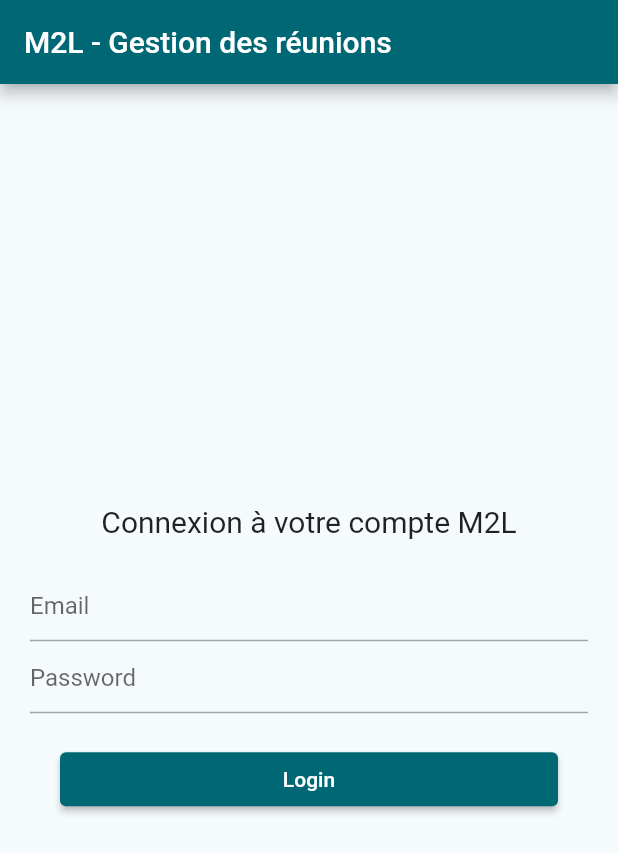
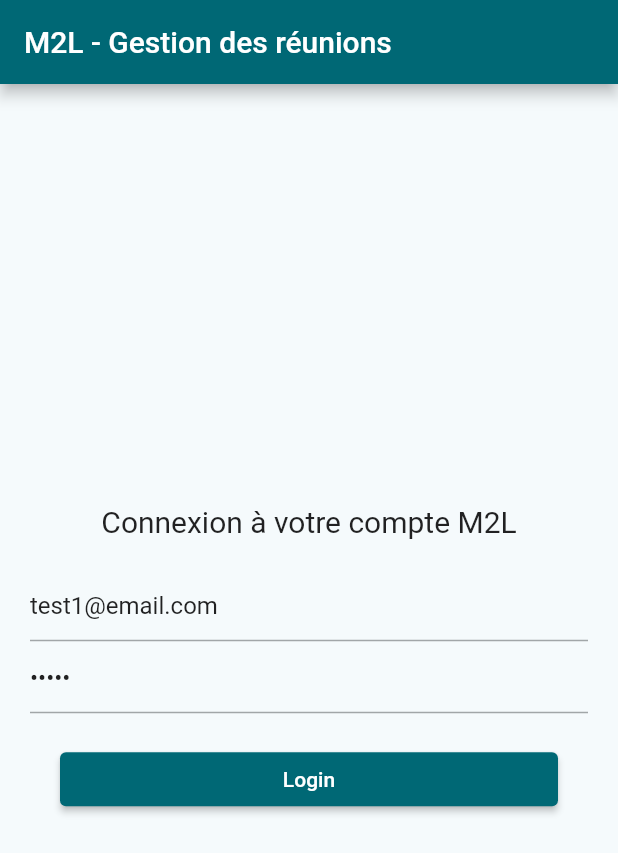
Before and after one commit to BSevault/PPE_M2L_mobile, a Flutter app: the screen it shows after launch, on a phone screen of 412 x 824 dp. Shown: the top 853 px of the screen. Run offline on Flutter 3.47's test engine with Material 2 defaults, Android fonts, the phone set to English and light mode, and no system bars; our stand-ins replace badges.

Commit message:
covid test fonctionnel, à pimp + prefilled login for testing, remove in form login later

```diff
--- a/lib/page/partiHistory.dart
+++ b/lib/page/partiHistory.dart
@@ -6,7 +6,8 @@ import 'package:mobile/widget/card_parti_covid.dart';
 
 // ignore: must_be_immutable
 class PartiHistory extends StatefulWidget {
-  const PartiHistory({Key? key}) : super(key: key);
+  PartiHistory({Key? key, this.user}) : super(key: key);
+  Map? user;
 
   @override
   State<PartiHistory> createState() => _PartiHistoryState();
@@ -31,7 +32,8 @@ class _PartiHistoryState extends State<PartiHistory> {
                 children: [
                   ...(resa[0] as List).map(
                     (oneResa) {
-                      return CardPartiCovid(oneResa: oneResa);
+                      return CardPartiCovid(
+                          oneResa: oneResa, user: widget.user);
                     },
                   ),
                 ],
--- a/lib/page/reservations.dart
+++ b/lib/page/reservations.dart
@@ -82,7 +82,7 @@ class _ReservationsState extends State<Reservations>
                           ],
                         ),
                       ),
-                      const Center(child: PartiHistory()),
+                      Center(child: PartiHistory(user: args['user'])),
                       // const Center(child: Text("Covid")),
                     ],
                   ),
@@ -144,7 +144,7 @@ class _ReservationsState extends State<Reservations>
                           ),
                         ),
                       ),
-                      const Center(child: PartiHistory()),
+                      Center(child: PartiHistory(user: args['user'])),
                     ],
                   ),
                 );
--- a/lib/utils/requester.dart
+++ b/lib/utils/requester.dart
@@ -10,12 +10,12 @@ abstract class Requester {
   // static const String _base_url = 'http://15.237.109.149:3001';
 
   // ip localhost vm android
-  static const String _base_url = 'http://10.0.2.2:3001';
+  // static const String _base_url = 'http://10.0.2.2:3001';
   // ip VM Gefor PC1
   // static const String _base_url = 'http://192.168.0.49:3001';
 
   // ip chrome
-  // static const String _base_url = "http://localhost:3001";
+  static const String _base_url = "http://localhost:3001";
 
   // not necessary for now (?)
   static final Map<String, String> _headers = {
--- a/lib/widget/form_login.dart
+++ b/lib/widget/form_login.dart
@@ -11,8 +11,9 @@ class FormLogin extends StatefulWidget {
 class _FormLoginState extends State<FormLogin> {
   final GlobalKey<FormState> _formKey = GlobalKey<FormState>();
 
-  late String pwd;
-  late String email;
+  // to revert back to empty initial values, remove values here and on forms
+  late String pwd = 'test1';
+  late String email = 'test1@email.com';
   @override
   Widget build(BuildContext context) {
     handleLogin() async {
@@ -22,7 +23,7 @@ class _FormLoginState extends State<FormLogin> {
 
       if (result.isNotEmpty) {
         Navigator.pushNamed(context, '/reservations',
-            arguments: {"userId": result['id']});
+            arguments: {"user": result, "userId": result['id']});
       }
     }
 
@@ -44,6 +45,7 @@ class _FormLoginState extends State<FormLogin> {
               ),
             ),
             TextFormField(
+              initialValue: 'test1@email.com',
               onChanged: (String value) {
                 setState(() {
                   email = value;
@@ -60,6 +62,7 @@ class _FormLoginState extends State<FormLogin> {
               },
             ),
             TextFormField(
+              initialValue: 'test1',
               onChanged: (String value) {
                 setState(() {
                   pwd = value;
```
Also changed, not shown: lib/page/covid_test.dart (+22 -6 lines), lib/widget/card_parti_covid.dart (+6 -5 lines).
